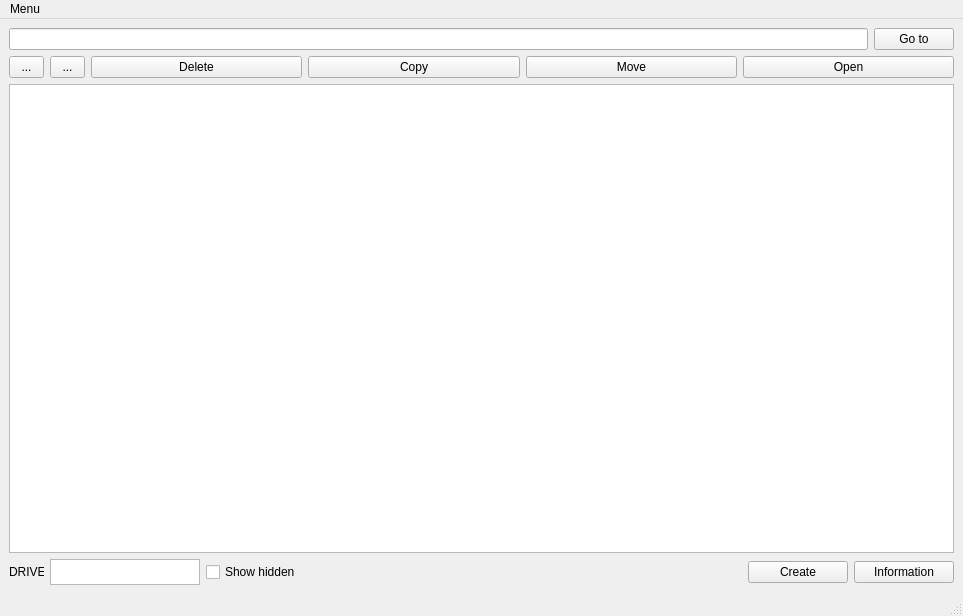
stroitel201/FileManagerQt, file FileManagerKursach/mainwindow.ui: the form before one commit.
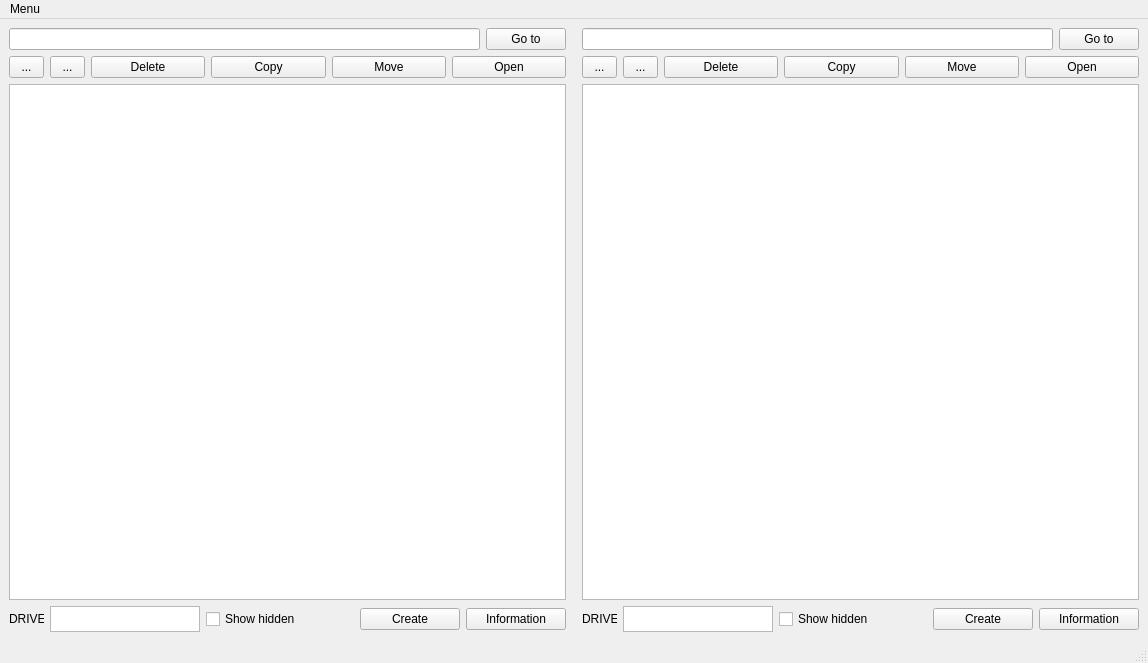
The form after the commit. Icons and pictures are not drawn.

The edit to the form file:
```diff
--- a/FileManagerKursach/mainwindow.ui
+++ b/FileManagerKursach/mainwindow.ui
@@ -6,16 +6,16 @@
    <rect>
     <x>0</x>
     <y>0</y>
-    <width>963</width>
-    <height>616</height>
+    <width>1148</width>
+    <height>663</height>
    </rect>
   </property>
   <property name="windowTitle">
    <string>File Manager</string>
   </property>
   <widget class="QWidget" name="centralwidget">
-   <layout class="QGridLayout" name="gridLayout">
-    <item row="0" column="0">
+   <layout class="QHBoxLayout" name="horizontalLayout_7">
+    <item>
      <layout class="QVBoxLayout" name="verticalLayout_2">
       <item>
        <layout class="QVBoxLayout" name="verticalLayout">
@@ -179,6 +179,186 @@
       </item>
      </layout>
     </item>
+    <item>
+     <spacer name="horizontalSpacer">
+      <property name="orientation">
+       <enum>Qt::Horizontal</enum>
+      </property>
+      <property name="sizeType">
+       <enum>QSizePolicy::Fixed</enum>
+      </property>
+      <property name="sizeHint" stdset="0">
+       <size>
+        <width>10</width>
+        <height>20</height>
+       </size>
+      </property>
+     </spacer>
+    </item>
+    <item>
+     <layout class="QVBoxLayout" name="verticalLayout_3">
+      <item>
+       <layout class="QVBoxLayout" name="verticalLayout_4">
+        <item>
+         <layout class="QHBoxLayout" name="horizontalLayout_4">
+          <item>
+           <widget class="QLineEdit" name="leftlineEditR"/>
+          </item>
+          <item>
+           <widget class="QPushButton" name="leftGoToButtonR">
+            <property name="text">
+             <string>Go to</string>
+            </property>
+           </widget>
+          </item>
+         </layout>
+        </item>
+        <item>
+         <layout class="QHBoxLayout" name="horizontalLayout_5">
+          <item>
+           <widget class="QToolButton" name="lefttoolButtonR">
+            <property name="maximumSize">
+             <size>
+              <width>35</width>
+              <height>28</height>
+             </size>
+            </property>
+            <property name="text">
+             <string>...</string>
+            </property>
+           </widget>
+          </item>
+          <item>
+           <widget class="QToolButton" name="righttoolButtonR">
+            <property name="maximumSize">
+             <size>
+              <width>35</width>
+              <height>28</height>
+             </size>
+            </property>
+            <property name="text">
+             <string>...</string>
+            </property>
+           </widget>
+          </item>
+          <item>
+           <widget class="QPushButton" name="deletepushButtonR">
+            <property name="text">
+             <string>Delete</string>
+            </property>
+           </widget>
+          </item>
+          <item>
+           <widget class="QPushButton" name="copypushButtonR">
+            <property name="text">
+             <string>Copy</string>
+            </property>
+           </widget>
+          </item>
+          <item>
+           <widget class="QPushButton" name="movepushButtonR">
+            <property name="text">
+             <string>Move</string>
+            </property>
+           </widget>
+          </item>
+          <item>
+           <widget class="QPushButton" name="openButtonR">
+            <property name="text">
+             <string>Open</string>
+            </property>
+           </widget>
+          </item>
+         </layout>
+        </item>
+        <item>
+         <widget class="QTableWidget" name="filetableWidgetR"/>
+        </item>
+        <item>
+         <layout class="QHBoxLayout" name="horizontalLayout_6">
+          <property name="sizeConstraint">
+           <enum>QLayout::SetNoConstraint</enum>
+          </property>
+          <item>
+           <widget class="QLabel" name="labelR">
+            <property name="minimumSize">
+             <size>
+              <width>35</width>
+              <height>0</height>
+             </size>
+            </property>
+            <property name="maximumSize">
+             <size>
+              <width>35</width>
+              <height>16777215</height>
+             </size>
+            </property>
+            <property name="text">
+             <string>DRIVE</string>
+            </property>
+           </widget>
+          </item>
+          <item>
+           <widget class="QListWidget" name="drivelistWidgetR">
+            <property name="maximumSize">
+             <size>
+              <width>150</width>
+              <height>26</height>
+             </size>
+            </property>
+            <property name="verticalScrollBarPolicy">
+             <enum>Qt::ScrollBarAlwaysOff</enum>
+            </property>
+            <property name="horizontalScrollBarPolicy">
+             <enum>Qt::ScrollBarAlwaysOff</enum>
+            </property>
+            <property name="autoScroll">
+             <bool>false</bool>
+            </property>
+            <property name="viewMode">
+             <enum>QListView::IconMode</enum>
+            </property>
+           </widget>
+          </item>
+          <item>
+           <widget class="QCheckBox" name="showHidcheckBoxR">
+            <property name="text">
+             <string>Show hidden</string>
+            </property>
+           </widget>
+          </item>
+          <item>
+           <widget class="QPushButton" name="createpushButtonR">
+            <property name="maximumSize">
+             <size>
+              <width>100</width>
+              <height>16777215</height>
+             </size>
+            </property>
+            <property name="text">
+             <string>Create</string>
+            </property>
+           </widget>
+          </item>
+          <item>
+           <widget class="QPushButton" name="infopushButtonR">
+            <property name="maximumSize">
+             <size>
+              <width>100</width>
+              <height>16777215</height>
+             </size>
+            </property>
+            <property name="text">
+             <string>Information</string>
+            </property>
+           </widget>
+          </item>
+         </layout>
+        </item>
+       </layout>
+      </item>
+     </layout>
+    </item>
    </layout>
   </widget>
   <widget class="QMenuBar" name="menubar">
@@ -186,7 +366,7 @@
     <rect>
      <x>0</x>
      <y>0</y>
-     <width>963</width>
+     <width>1148</width>
      <height>26</height>
     </rect>
    </property>
```
